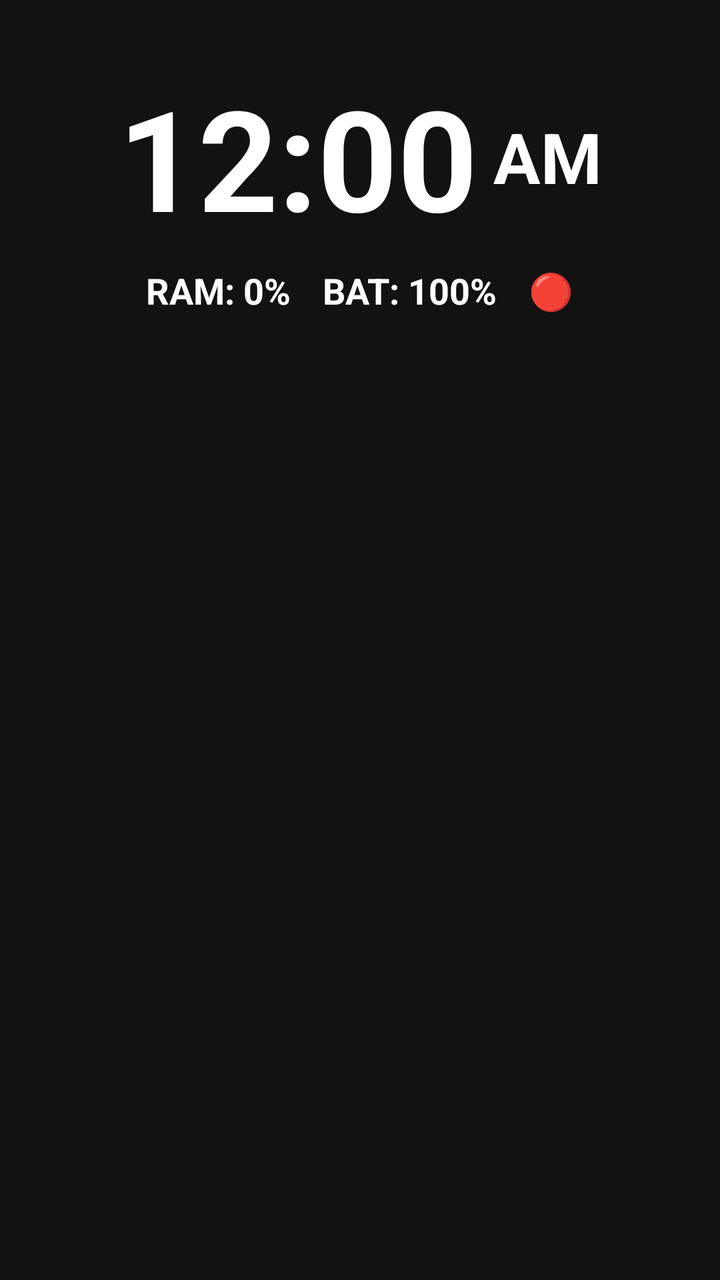
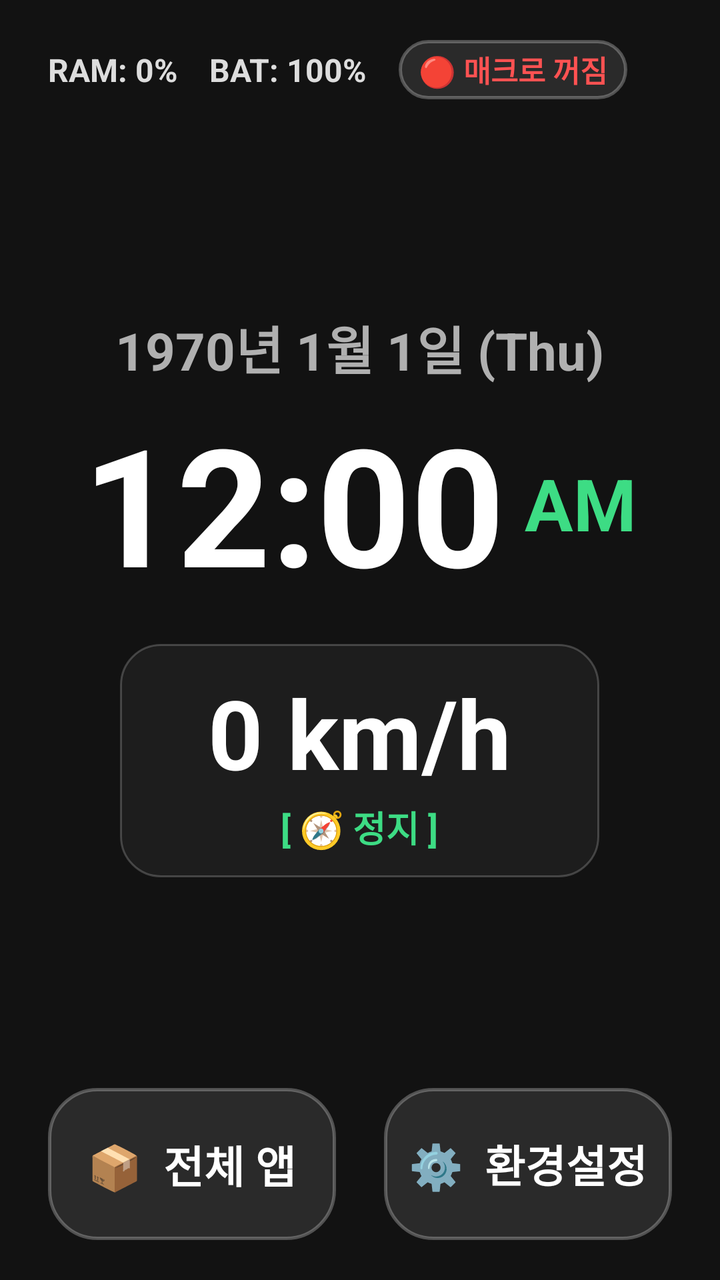

Screens rendered from an Android XML layout before and after an edit, with the pre-edit source and the edit as a unified diff.
<!-- AndroidManifest.xml: application theme Theme.CarHome -->
<!-- res/layout/activity_main.xml -->
<?xml version="1.0" encoding="utf-8"?>
<LinearLayout
    xmlns:android="http://schemas.android.com/apk/res/android"
    android:layout_width="match_parent"
    android:layout_height="match_parent"
    android:orientation="vertical"
    android:gravity="center"
    android:background="#121212"
    android:padding="32dp">

    
    <LinearLayout
        android:layout_width="match_parent"
        android:layout_height="wrap_content"
        android:orientation="horizontal"
        android:gravity="center"
        android:baselineAligned="true"
        android:layout_marginBottom="8dp">

        <TextClock
            android:id="@+id/textClock"
            android:layout_width="wrap_content"
            android:layout_height="wrap_content"
            android:format12Hour="hh:mm"
            android:format24Hour="HH:mm"
            android:textColor="#FFFFFF"
            android:textSize="70sp"
            android:textStyle="bold" />

        <TextClock
            android:id="@+id/textClockAmPm"
            android:layout_width="wrap_content"
            android:layout_height="wrap_content"
            android:format12Hour="a"
            android:format24Hour=" "
            android:textColor="#FFFFFF"
            android:textSize="35sp"
            android:textStyle="bold"
            android:layout_marginStart="8dp" />
    </LinearLayout>

    
    <LinearLayout
        android:layout_width="match_parent"
        android:layout_height="wrap_content"
        android:orientation="horizontal"
        android:gravity="center"
        android:layout_marginBottom="32dp">

        <TextView
            android:id="@+id/tvMemory"
            android:layout_width="wrap_content"
            android:layout_height="wrap_content"
            android:text="RAM: 0%"
            android:textColor="#FFFFFF"
            android:textSize="18sp"
            android:textStyle="bold"
            android:layout_marginEnd="16dp" />

        <TextView
            android:id="@+id/tvBattery"
            android:layout_width="wrap_content"
            android:layout_height="wrap_content"
            android:text="BAT: 100%"
            android:textColor="#FFFFFF"
            android:textSize="18sp"
            android:textStyle="bold"
            android:layout_marginEnd="16dp" />

        <TextView
            android:id="@+id/tvAccessibility"
            android:layout_width="wrap_content"
            android:layout_height="wrap_content"
            android:text="🔴"
            android:textColor="#FF5252"
            android:textSize="18sp"
            android:textStyle="bold" />
    </LinearLayout>

    
    <LinearLayout
        android:layout_width="match_parent"
        android:layout_height="wrap_content"
        android:orientation="vertical">

        
        <LinearLayout
            android:layout_width="match_parent"
            android:layout_height="wrap_content"
            android:orientation="horizontal"
            android:gravity="center"
            android:layout_marginBottom="32dp"
            android:weightSum="2">

            <ImageView
                android:id="@+id/btnNavi"
                android:layout_width="0dp"
                android:layout_height="120dp"
                android:layout_weight="1"
                android:scaleType="fitCenter"
                android:clickable="true"
                android:focusable="true"/>

            <ImageView
                android:id="@+id/btnMusic"
                android:layout_width="0dp"
                android:layout_height="120dp"
                android:layout_weight="1"
                android:scaleType="fitCenter"
                android:clickable="true"
                android:focusable="true"/>
        </LinearLayout>

        
        <LinearLayout
            android:layout_width="match_parent"
            android:layout_height="wrap_content"
            android:orientation="horizontal"
            android:gravity="center"
            android:layout_marginBottom="32dp"
            android:weightSum="2">

            <ImageView
                android:id="@+id/btnYoutube"
                android:layout_width="0dp"
                android:layout_height="120dp"
                android:layout_weight="1"
                android:scaleType="fitCenter"
                android:clickable="true"
                android:focusable="true"/>

            <ImageView
                android:id="@+id/btnSettings"
                android:layout_width="0dp"
                android:layout_height="120dp"
                android:layout_weight="1"
                android:scaleType="fitCenter"
                android:clickable="true"
                android:focusable="true"/>
        </LinearLayout>

        
        <LinearLayout
            android:layout_width="match_parent"
            android:layout_height="wrap_content"
            android:orientation="horizontal"
            android:gravity="center"
            android:weightSum="2">

            <ImageView
                android:id="@+id/btnApp5"
                android:layout_width="0dp"
                android:layout_height="120dp"
                android:layout_weight="1"
                android:scaleType="fitCenter"
                android:clickable="true"
                android:focusable="true"/>

            <ImageView
                android:id="@+id/btnApp6"
                android:layout_width="0dp"
                android:layout_height="120dp"
                android:layout_weight="1"
                android:scaleType="fitCenter"
                android:clickable="true"
                android:focusable="true"/>
        </LinearLayout>
    </LinearLayout>
</LinearLayout>
<!-- resources referenced by this layout -->
<resources>
  <style name="Theme.CarHome" parent="Base.Theme.CarHome" />
  <style name="Base.Theme.CarHome" parent="Theme.Material3.DayNight.NoActionBar">
          
          
      </style>
</resources>

<!-- the commit's change to res/layout/activity_main.xml (unified diff, before → after) -->
@@ -4,9 +4,11 @@
     android:layout_width="match_parent"
     android:layout_height="match_parent"
     android:orientation="vertical"
-    android:gravity="center"
     android:background="#121212"
-    android:padding="32dp">
+    android:paddingStart="24dp"
+    android:paddingEnd="24dp"
+    android:paddingTop="20dp"
+    android:paddingBottom="20dp">
 
     
     <LinearLayout
@@ -14,29 +16,153 @@
         android:layout_height="wrap_content"
         android:orientation="horizontal"
         android:gravity="center"
-        android:baselineAligned="true"
-        android:layout_marginBottom="8dp">
-
+        android:layout_marginBottom="16dp">
+
+        
+        <TextView
+            android:id="@+id/tvMemory"
+            android:layout_width="wrap_content"
+            android:layout_height="wrap_content"
+            android:text="RAM: 0%"
+            android:textColor="#DDDDDD"
+            android:textSize="16sp"
+            android:textStyle="bold"
+            android:singleLine="true"
+            android:layout_marginEnd="16dp" />
+
+        
+        <TextView
+            android:id="@+id/tvBattery"
+            android:layout_width="wrap_content"
+            android:layout_height="wrap_content"
+            android:text="BAT: 100%"
+            android:textColor="#DDDDDD"
+            android:textSize="16sp"
+            android:textStyle="bold"
+            android:singleLine="true"
+            android:layout_marginEnd="16dp" />
+
+        
+        <LinearLayout
+            android:id="@+id/btnAccessibilityStatus"
+            android:layout_width="wrap_content"
+            android:layout_height="wrap_content"
+            android:orientation="horizontal"
+            android:gravity="center"
+            android:background="@drawable/bg_dock_btn"
+            android:paddingStart="10dp"
+            android:paddingEnd="10dp"
+            android:paddingTop="4dp"
+            android:paddingBottom="4dp"
+            android:layout_marginEnd="16dp"
+            android:clickable="true"
+            android:focusable="true">
+
+            <TextView
+                android:id="@+id/tvAccessibility"
+                android:layout_width="wrap_content"
+                android:layout_height="wrap_content"
+                android:text="🔴 매크로 꺼짐"
+                android:textColor="#FF5252"
+                android:textSize="15sp"
+                android:textStyle="bold"
+                android:singleLine="true" />
+        </LinearLayout>
+
+        
+        <TextView
+            android:id="@+id/tvGpsStatus"
+            android:layout_width="wrap_content"
+            android:layout_height="wrap_content"
+            android:text="GPS: 준비"
+            android:textColor="#3DDC84"
+            android:textSize="15sp"
+            android:textStyle="bold"
+            android:singleLine="true" />
+    </LinearLayout>
+
+    
+    <LinearLayout
+        android:layout_width="match_parent"
+        android:layout_height="0dp"
+        android:layout_weight="1"
+        android:orientation="vertical"
+        android:gravity="center">
+
+        
         <TextClock
-            android:id="@+id/textClock"
-            android:layout_width="wrap_content"
-            android:layout_height="wrap_content"
-            android:format12Hour="hh:mm"
-            android:format24Hour="HH:mm"
-            android:textColor="#FFFFFF"
-            android:textSize="70sp"
-            android:textStyle="bold" />
-
-        <TextClock
-            android:id="@+id/textClockAmPm"
-            android:layout_width="wrap_content"
-            android:layout_height="wrap_content"
-            android:format12Hour="a"
-            android:format24Hour=" "
-            android:textColor="#FFFFFF"
-            android:textSize="35sp"
-            android:textStyle="bold"
-            android:layout_marginStart="8dp" />
+            android:id="@+id/textClockDate"
+            android:layout_width="wrap_content"
+            android:layout_height="wrap_content"
+            android:format12Hour="yyyy년 M월 d일 (E)"
+            android:format24Hour="yyyy년 M월 d일 (E)"
+            android:textColor="#B0B0B0"
+            android:textSize="26sp"
+            android:textStyle="bold"
+            android:layout_marginBottom="4dp" />
+
+        
+        <LinearLayout
+            android:layout_width="wrap_content"
+            android:layout_height="wrap_content"
+            android:orientation="horizontal"
+            android:gravity="center"
+            android:baselineAligned="true"
+            android:layout_marginBottom="16dp">
+
+            <TextClock
+                android:id="@+id/textClock"
+                android:layout_width="wrap_content"
+                android:layout_height="wrap_content"
+                android:format12Hour="hh:mm"
+                android:format24Hour="HH:mm"
+                android:textColor="#FFFFFF"
+                android:textSize="82sp"
+                android:textStyle="bold" />
+
+            <TextClock
+                android:id="@+id/textClockAmPm"
+                android:layout_width="wrap_content"
+                android:layout_height="wrap_content"
+                android:format12Hour="a"
+                android:format24Hour=" "
+                android:textColor="#3DDC84"
+                android:textSize="36sp"
+                android:textStyle="bold"
+                android:layout_marginStart="10dp" />
+        </LinearLayout>
+
+        
+        <LinearLayout
+            android:layout_width="wrap_content"
+            android:layout_height="wrap_content"
+            android:orientation="vertical"
+            android:gravity="center"
+            android:background="@drawable/bg_card_dark"
+            android:paddingStart="44dp"
+            android:paddingEnd="44dp"
+            android:paddingTop="12dp"
+            android:paddingBottom="12dp">
+
+            <TextView
+                android:id="@+id/tvGpsSpeed"
+                android:layout_width="wrap_content"
+                android:layout_height="wrap_content"
+                android:text="0 km/h"
+                android:textColor="#FFFFFF"
+                android:textSize="48sp"
+                android:textStyle="bold" />
+
+            <TextView
+                android:id="@+id/tvGpsHeading"
+                android:layout_width="wrap_content"
+                android:layout_height="wrap_content"
+                android:text="[ 🧭 정지 ]"
+                android:textColor="#3DDC84"
+                android:textSize="18sp"
+                android:textStyle="bold"
+                android:layout_marginTop="2dp" />
+        </LinearLayout>
     </LinearLayout>
 
     
@@ -45,125 +171,47 @@
         android:layout_height="wrap_content"
         android:orientation="horizontal"
         android:gravity="center"
-        android:layout_marginBottom="32dp">
-
-        <TextView
-            android:id="@+id/tvMemory"
-            android:layout_width="wrap_content"
-            android:layout_height="wrap_content"
-            android:text="RAM: 0%"
-            android:textColor="#FFFFFF"
-            android:textSize="18sp"
-            android:textStyle="bold"
-            android:layout_marginEnd="16dp" />
-
-        <TextView
-            android:id="@+id/tvBattery"
-            android:layout_width="wrap_content"
-            android:layout_height="wrap_content"
-            android:text="BAT: 100%"
-            android:textColor="#FFFFFF"
-            android:textSize="18sp"
-            android:textStyle="bold"
-            android:layout_marginEnd="16dp" />
-
-        <TextView
-            android:id="@+id/tvAccessibility"
-            android:layout_width="wrap_content"
-            android:layout_height="wrap_content"
-            android:text="🔴"
-            android:textColor="#FF5252"
-            android:textSize="18sp"
-            android:textStyle="bold" />
-    </LinearLayout>
-
-    
-    <LinearLayout
-        android:layout_width="match_parent"
-        android:layout_height="wrap_content"
-        android:orientation="vertical">
-
-        
-        <LinearLayout
-            android:layout_width="match_parent"
-            android:layout_height="wrap_content"
-            android:orientation="horizontal"
-            android:gravity="center"
-            android:layout_marginBottom="32dp"
-            android:weightSum="2">
-
-            <ImageView
-                android:id="@+id/btnNavi"
-                android:layout_width="0dp"
-                android:layout_height="120dp"
-                android:layout_weight="1"
-                android:scaleType="fitCenter"
-                android:clickable="true"
-                android:focusable="true"/>
-
-            <ImageView
-                android:id="@+id/btnMusic"
-                android:layout_width="0dp"
-                android:layout_height="120dp"
-                android:layout_weight="1"
-                android:scaleType="fitCenter"
-                android:clickable="true"
-                android:focusable="true"/>
-        </LinearLayout>
-
-        
-        <LinearLayout
-            android:layout_width="match_parent"
-            android:layout_height="wrap_content"
-            android:orientation="horizontal"
-            android:gravity="center"
-            android:layout_marginBottom="32dp"
-            android:weightSum="2">
-
-            <ImageView
-                android:id="@+id/btnYoutube"
-                android:layout_width="0dp"
-                android:layout_height="120dp"
-                android:layout_weight="1"
-                android:scaleType="fitCenter"
-                android:clickable="true"
-                android:focusable="true"/>
-
-            <ImageView
-                android:id="@+id/btnSettings"
-                android:layout_width="0dp"
-                android:layout_height="120dp"
-                android:layout_weight="1"
-                android:scaleType="fitCenter"
-                android:clickable="true"
-                android:focusable="true"/>
-        </LinearLayout>
-
-        
-        <LinearLayout
-            android:layout_width="match_parent"
-            android:layout_height="wrap_content"
-            android:orientation="horizontal"
-            android:gravity="center"
-            android:weightSum="2">
-
-            <ImageView
-                android:id="@+id/btnApp5"
-                android:layout_width="0dp"
-                android:layout_height="120dp"
-                android:layout_weight="1"
-                android:scaleType="fitCenter"
-                android:clickable="true"
-                android:focusable="true"/>
-
-            <ImageView
-                android:id="@+id/btnApp6"
-                android:layout_width="0dp"
-                android:layout_height="120dp"
-                android:layout_weight="1"
-                android:scaleType="fitCenter"
-                android:clickable="true"
-                android:focusable="true"/>
+        android:layout_marginTop="16dp"
+        android:weightSum="2">
+
+        <LinearLayout
+            android:id="@+id/btnAllApps"
+            android:layout_width="0dp"
+            android:layout_height="76dp"
+            android:layout_weight="1"
+            android:layout_marginEnd="12dp"
+            android:background="@drawable/bg_dock_btn"
+            android:gravity="center"
+            android:clickable="true"
+            android:focusable="true">
+
+            <TextView
+                android:layout_width="wrap_content"
+                android:layout_height="wrap_content"
+                android:text="📦  전체 앱"
+                android:textColor="#FFFFFF"
+                android:textSize="22sp"
+                android:textStyle="bold" />
+        </LinearLayout>
+
+        <LinearLayout
+            android:id="@+id/btnSettings"
+            android:layout_width="0dp"
+            android:layout_height="76dp"
+            android:layout_weight="1"
+            android:layout_marginStart="12dp"
+            android:background="@drawable/bg_dock_btn"
+            android:gravity="center"
+            android:clickable="true"
+            android:focusable="true">
+
+            <TextView
+                android:layout_width="wrap_content"
+                android:layout_height="wrap_content"
+                android:text="⚙️  환경설정"
+                android:textColor="#FFFFFF"
+                android:textSize="22sp"
+                android:textStyle="bold" />
         </LinearLayout>
     </LinearLayout>
 </LinearLayout>
<!-- resource entries referenced after the edit -->
@@ -1,5 +1,25 @@
 <!-- resources referenced by this layout -->
 <resources>
+  <!-- drawable bg_card_dark (drawable) -->
+  <?xml version="1.0" encoding="utf-8"?>
+  <shape xmlns:android="http://schemas.android.com/apk/res/android"
+      android:shape="rectangle">
+      <corners android:radius="20dp" />
+      <solid android:color="#E61E1E1E" />
+      <stroke
+          android:width="1dp"
+          android:color="#33FFFFFF" />
+  </shape>
+  <!-- drawable bg_dock_btn (drawable) -->
+  <?xml version="1.0" encoding="utf-8"?>
+  <shape xmlns:android="http://schemas.android.com/apk/res/android"
+      android:shape="rectangle">
+      <corners android:radius="24dp" />
+      <solid android:color="#2A2A2A" />
+      <stroke
+          android:width="1.5dp"
+          android:color="#44FFFFFF" />
+  </shape>
   <style name="Theme.CarHome" parent="Base.Theme.CarHome" />
   <style name="Base.Theme.CarHome" parent="Theme.Material3.DayNight.NoActionBar">
           
